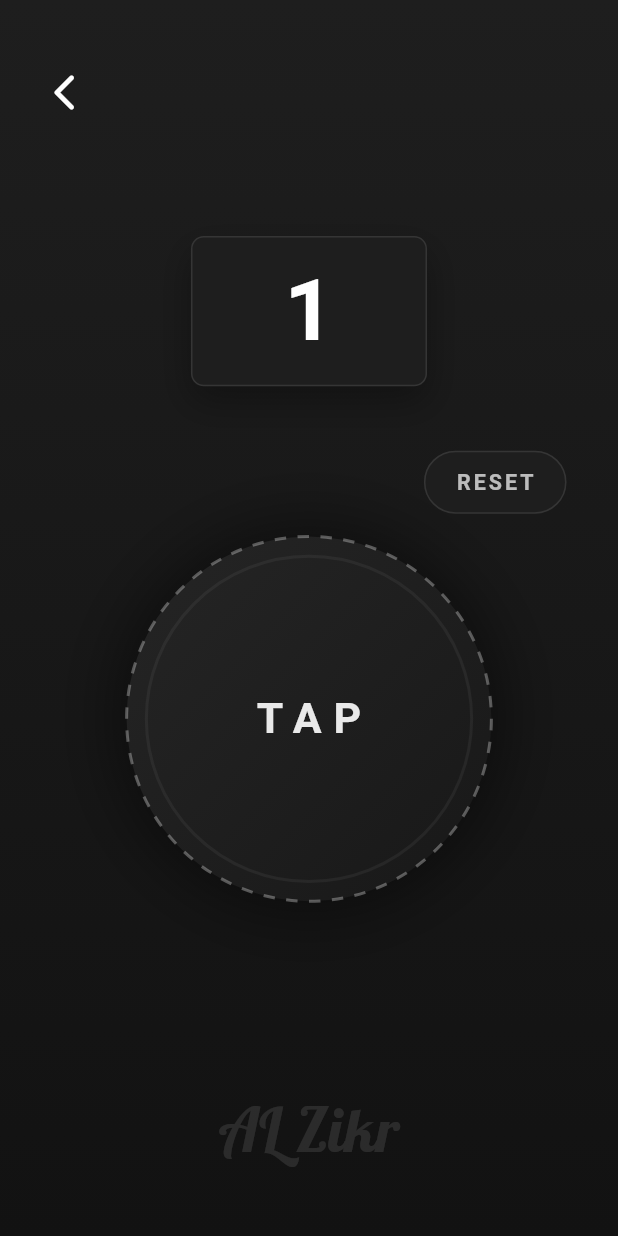
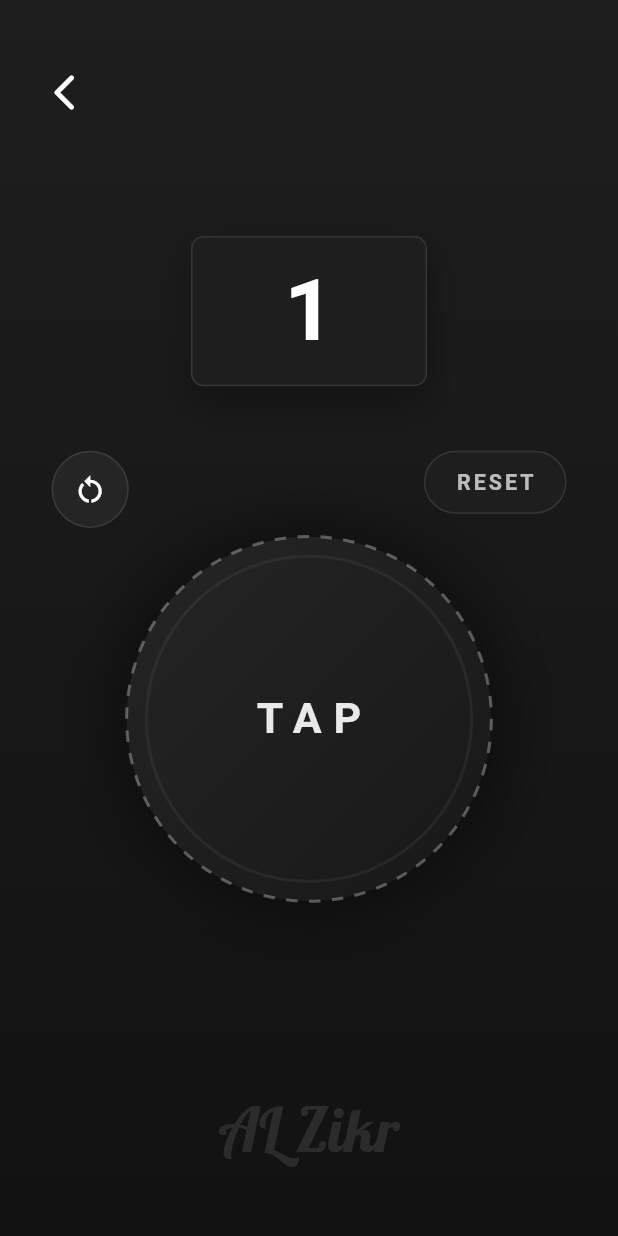
Before and after one commit to KiloMikeTango/Al-Zikr, a Flutter app: the _CustomCounterBody screen opened directly with empty values, after a tap on "TAP", on a phone screen of 412 x 824 dp. Run offline on Flutter 3.47's test engine with Material 3 defaults, Android fonts, the phone set to English and light mode, and no system bars; our stand-ins replace google_fonts, shared_preferences, vibration; accounts and stored records are empty; Roboto replaces fonts that are missing (Philosopher).

Commit message:
start over button added

```diff
--- a/lib/controllers/counter_controller.dart
+++ b/lib/controllers/counter_controller.dart
@@ -8,6 +8,7 @@ class CounterController extends ChangeNotifier {
   List<ZikrItem> zikrs = [];
 
   bool get hasZikrs => zikrs.isNotEmpty;
+
   ZikrItem? get currentZikr =>
       hasZikrs && currentZikrIndex < zikrs.length ? zikrs[currentZikrIndex] : null;
 
@@ -26,20 +27,40 @@ class CounterController extends ChangeNotifier {
   }
 
   Future<void> tap() async {
+    if (!hasZikrs && currentZikr == null) {
+      // single mode behavior: just increment
+      currentCount++;
+      await VibrationService.singleVibrate();
+      notifyListeners();
+      return;
+    }
+
+    // multi‑zikr mode
+    if (currentZikr == null) return;
+
+    if (currentCount < currentZikr!.target) {
       currentCount++;
       await VibrationService.singleVibrate();
 
-    if (currentZikr != null && currentCount >= currentZikr!.target) {
+      if (currentCount >= currentZikr!.target) {
         // hit target
         await VibrationService.doubleVibrate();
-      _goNextZikr();
+        await _goNextZikr();
       }
       notifyListeners();
     }
+  }
 
+  /// Reset only the current zikr count
   void reset() {
     currentCount = 0;
+    notifyListeners();
+  }
+
+  /// Restart from first zikr and reset its count
+  void restartAll() {
     currentZikrIndex = 0;
+    currentCount = 0;
     notifyListeners();
   }
 
@@ -47,11 +68,12 @@ class CounterController extends ChangeNotifier {
     if (currentZikrIndex + 1 < zikrs.length) {
       currentZikrIndex++;
       currentCount = 0;
-      // switch zikr feedback
       await VibrationService.doubleVibrate();
     } else {
-      // finished all zikr, keep last state but don’t overflow
+      // finished all zikr, clamp to last target
+      if (currentZikr != null) {
         currentCount = currentZikr!.target;
       }
     }
   }
+}
--- a/lib/presentation/custom/custom_counter_screen.dart
+++ b/lib/presentation/custom/custom_counter_screen.dart
@@ -67,7 +67,6 @@ class _CustomCounterBodyState extends State<_CustomCounterBody> {
     final c = context.watch<CounterController>();
     final zikr = c.currentZikr;
 
-    // Reset Scroll when Zikr changes
     if (zikr != null && zikr.text != _lastZikrText) {
       _lastZikrText = zikr.text;
       if (_scrollController.hasClients) {
@@ -119,12 +118,12 @@ class _CustomCounterBodyState extends State<_CustomCounterBody> {
                           onTap: () {
                             showDialog(
                               context: context,
-                              builder: (context) => ConfirmDialog(
+                              builder: (dialogCtx) => ConfirmDialog(
                                 actionText: 'EXIT',
                                 title: 'EXIT SESSION?',
                                 subtitle:
                                     'Your progress in this session will not be saved.',
-                                onConfirm: () => Navigator.pop(context),
+                                onConfirm: () => Navigator.pop(dialogCtx),
                               ),
                             );
                           },
@@ -154,14 +153,50 @@ class _CustomCounterBodyState extends State<_CustomCounterBody> {
                     child: CounterBox(pxH: pxH, pxW: pxW),
                   ),
 
-                  // 3. RESET BUTTON
+                  // 3. ACTION BUTTONS (Symmetrical Layout)
+                  // Restart All (Left)
+                  Positioned(
+                    left: pxW(120),
+                    top: pxH(1050),
+                    child: Column(
+                      children: [
+                        GestureDetector(
+                          onTap: () =>
+                              context.read<CounterController>().restartAll(),
+                          child: Container(
+                            height: pxH(180),
+                            width: pxH(180),
+                            decoration: BoxDecoration(
+                              color: Colors.white.withOpacity(0.05),
+                              shape: BoxShape.circle,
+                              border: Border.all(
+                                color: Colors.white.withOpacity(0.1),
+                              ),
+                            ),
+                            child: Icon(
+                              Icons.restart_alt,
+                              color: Colors.white,
+                              size: pxH(80),
+                            ),
+                          ),
+                        ),
+                      ],
+                    ),
+                  ),
+
+                  // Reset Current (Right)
                   Positioned(
                     right: pxW(120),
                     top: pxH(1050),
-                    child: ResetButton(
-                      pxH: pxH,
-                      pxW: pxW,
-                      onReset: () => context.read<CounterController>().reset(),
+                    child: Column(
+                      children: [
+                        ResetButton(
+                          pxH: pxH,
+                          pxW: pxW,
+                          onReset: () =>
+                              context.read<CounterController>().reset(),
+                        ),
+                      ],
                     ),
                   ),
 
@@ -180,12 +215,12 @@ class _CustomCounterBodyState extends State<_CustomCounterBody> {
                     ),
                   ),
 
-                  // 5. ZIKR INFO BOX (Consistent Scrolling + Transition Animation)
+                  // 5. ZIKR INFO BOX
                   if (zikr != null)
                     Positioned(
                       bottom: pxH(400),
                       child: Container(
-                        width: pxW(1300),
+                        width: pxW(1250),
                         height: pxH(300),
                         decoration: BoxDecoration(
                           color: const Color(0xFF1E1E1E),
@@ -196,7 +231,6 @@ class _CustomCounterBodyState extends State<_CustomCounterBody> {
                         ),
                         child: Row(
                           children: [
-                            // Left side Target Count
                             Container(
                               width: pxW(280),
                               alignment: Alignment.center,
@@ -216,8 +250,6 @@ class _CustomCounterBodyState extends State<_CustomCounterBody> {
                                 ),
                               ),
                             ),
-
-                            // Right side Stepper Text with Cross-Fade
                             Expanded(
                               child: Row(
                                 children: [
@@ -245,7 +277,6 @@ class _CustomCounterBodyState extends State<_CustomCounterBody> {
                                           padding: EdgeInsets.symmetric(
                                             vertical: pxH(85),
                                           ),
-                                          // AnimatedSwitcher handles the Cross-Fade transition
                                           child: AnimatedSwitcher(
                                             duration: const Duration(
                                               milliseconds: 400,
@@ -262,9 +293,7 @@ class _CustomCounterBodyState extends State<_CustomCounterBody> {
                                                 },
                                             child: Text(
                                               zikr.text,
-                                              key: ValueKey<String>(
-                                                zikr.text,
-                                              ), // Key is vital for AnimatedSwitcher
+                                              key: ValueKey<String>(zikr.text),
                                               textAlign: TextAlign.center,
                                               style: GoogleFonts.notoSansArabic(
                                                 fontSize: pxH(75),
@@ -277,8 +306,6 @@ class _CustomCounterBodyState extends State<_CustomCounterBody> {
                                       ),
                                     ),
                                   ),
-
-                                  // Arrows
                                   Padding(
                                     padding: EdgeInsets.only(right: pxW(25)),
                                     child: Column(
```
Also changed, not shown: lib/widgets/start_over_button.dart (added, +38 -0 lines). Lines whose indentation alone changed are shown as unchanged.
